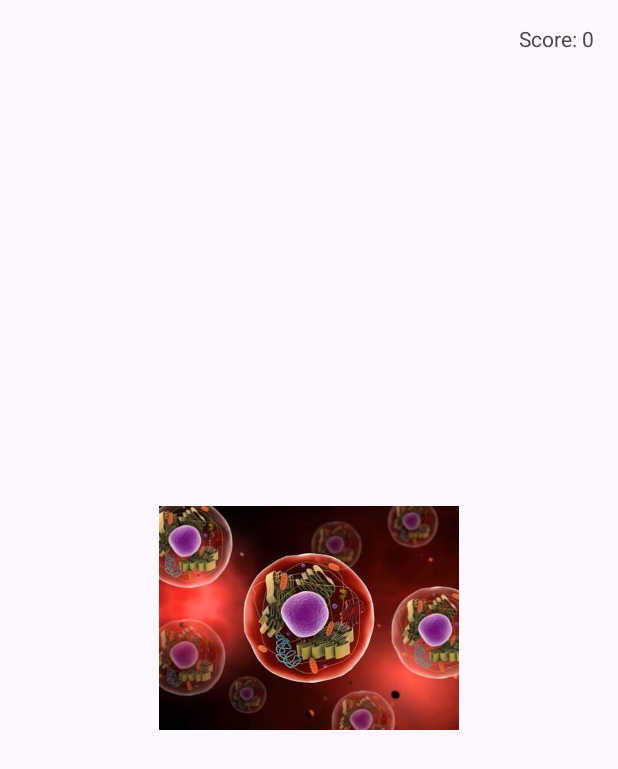
After one commit to JhaleAustin/BiologyGame, an Android app: the layout activity_quest6_lvl2.xml on its own in the app's theme, with its tools: preview values and no code run, on a phone screen of 412 x 824 dp. The commit adds this screen. Shown: the top 769 px of the screen. Run offline under Robolectric (Android 15) with nearby library versions, the phone set to English and light mode, and no system bars.

Commit message:
Initial commit

```diff
--- a/app/src/main/java/com/example/biologygame/Quest1_lvl2.java
+++ b/app/src/main/java/com/example/biologygame/Quest1_lvl2.java
@@ -3,6 +3,7 @@ package com.example.biologygame;
 import androidx.appcompat.app.AppCompatActivity;
 
 import android.content.Intent;
+import android.content.pm.ActivityInfo;
 import android.os.Bundle;
 import android.os.Handler;
 import android.view.View;
@@ -18,6 +19,8 @@ public class Quest1_lvl2 extends AppCompatActivity {
     @Override
     protected void onCreate(Bundle savedInstanceState) {
         super.onCreate(savedInstanceState);
+        setRequestedOrientation(ActivityInfo.SCREEN_ORIENTATION_LANDSCAPE);
+
         setContentView(R.layout.activity_quest1_lvl2);
 
         imageView4 = findViewById(R.id.imageView4);
--- a/app/src/main/java/com/example/biologygame/Quest1_lvl3.java
+++ b/app/src/main/java/com/example/biologygame/Quest1_lvl3.java
@@ -2,6 +2,7 @@ package com.example.biologygame;
 
 import androidx.appcompat.app.AppCompatActivity;
 
+import android.content.pm.ActivityInfo;
 import android.os.Bundle;
 import android.os.Handler;
 import android.view.View;
@@ -17,6 +18,7 @@ public class Quest1_lvl3 extends AppCompatActivity {
     @Override
     protected void onCreate(Bundle savedInstanceState) {
         super.onCreate(savedInstanceState);
+        setRequestedOrientation(ActivityInfo.SCREEN_ORIENTATION_LANDSCAPE);
         setContentView(R.layout.activity_quest1_lvl3);
 
         imageView4 = findViewById(R.id.imageView4);
--- a/app/src/main/java/com/example/biologygame/Quest2_lvl1.java
+++ b/app/src/main/java/com/example/biologygame/Quest2_lvl1.java
@@ -2,6 +2,7 @@ package com.example.biologygame;
 
 import androidx.appcompat.app.AppCompatActivity;
 
+import android.content.pm.ActivityInfo;
 import android.os.Bundle;
 import android.os.Handler;
 import android.widget.Button;
@@ -14,6 +15,7 @@ public class Quest2_lvl1 extends AppCompatActivity {
     @Override
     protected void onCreate(Bundle savedInstanceState) {
         super.onCreate(savedInstanceState);
+        setRequestedOrientation(ActivityInfo.SCREEN_ORIENTATION_LANDSCAPE);
         setContentView(R.layout.activity_quest2_lvl1);
 
         imageView4 = findViewById(R.id.imageView4);
--- a/app/src/main/java/com/example/biologygame/Quest4.java
+++ b/app/src/main/java/com/example/biologygame/Quest4.java
@@ -3,6 +3,7 @@ package com.example.biologygame;
 import androidx.appcompat.app.AppCompatActivity;
 
 import android.content.Intent;
+import android.content.pm.ActivityInfo;
 import android.os.Bundle;
 import android.view.View;
 import android.widget.Button;
@@ -15,6 +16,7 @@ public class Quest4 extends AppCompatActivity {
     @Override
     protected void onCreate(Bundle savedInstanceState) {
         super.onCreate(savedInstanceState);
+        setRequestedOrientation(ActivityInfo.SCREEN_ORIENTATION_LANDSCAPE);
         setContentView(R.layout.activity_quest4);
 
         btnLevel1 = findViewById(R.id.btnLevel1);
--- a/app/src/main/java/com/example/biologygame/Quest4_lvl1.java
+++ b/app/src/main/java/com/example/biologygame/Quest4_lvl1.java
@@ -2,6 +2,7 @@ package com.example.biologygame;
 
 import androidx.appcompat.app.AppCompatActivity;
 
+import android.content.pm.ActivityInfo;
 import android.os.Bundle;
 import android.os.Handler;
 import android.view.View;
@@ -29,6 +30,7 @@ public class Quest4_lvl1 extends AppCompatActivity {
     @Override
     protected void onCreate(Bundle savedInstanceState) {
         super.onCreate(savedInstanceState);
+        setRequestedOrientation(ActivityInfo.SCREEN_ORIENTATION_LANDSCAPE);
         setContentView(R.layout.activity_quest4_lvl1);
 
         container = findViewById(R.id.container);
--- /dev/null
+++ b/app/src/main/res/layout/activity_quest6_lvl2.xml
@@ -0,0 +1,33 @@
+<?xml version="1.0" encoding="utf-8"?>
+<androidx.constraintlayout.widget.ConstraintLayout xmlns:android="http://schemas.android.com/apk/res/android"
+    xmlns:app="http://schemas.android.com/apk/res-auto"
+    xmlns:tools="http://schemas.android.com/tools"
+    android:layout_width="match_parent"
+    android:layout_height="match_parent"
+    tools:context=".Quest6_lvl2">
+
+    <RelativeLayout
+        android:layout_width="match_parent"
+        android:layout_height="match_parent">
+
+        <!-- Cell representation -->
+        <ImageView
+            android:id="@+id/cellImageView"
+            android:layout_width="200dp"
+            android:layout_height="200dp"
+            android:layout_centerInParent="true"
+            android:src="@drawable/eukaryotic_cellanimal" />
+
+        <!-- Score display -->
+        <TextView
+            android:id="@+id/scoreTextView"
+            android:layout_width="wrap_content"
+            android:layout_height="wrap_content"
+            android:text="Score: 0"
+            android:layout_alignParentTop="true"
+            android:layout_alignParentEnd="true"
+            android:layout_margin="16dp"/>
+
+    </RelativeLayout>
+
+</androidx.constraintlayout.widget.ConstraintLayout>
```
Also changed, not shown: app/src/main/AndroidManifest.xml (+7 -0 lines), app/src/main/java/com/example/biologygame/MainActivity.java (+14 -0 lines), app/src/main/java/com/example/biologygame/MusicService.java (added, +37 -0 lines), app/src/main/java/com/example/biologygame/Quest6_lvl2.java (added, +66 -0 lines), app/src/main/res/layout/activity_quest4_lvl2.xml (+20 -3 lines).
